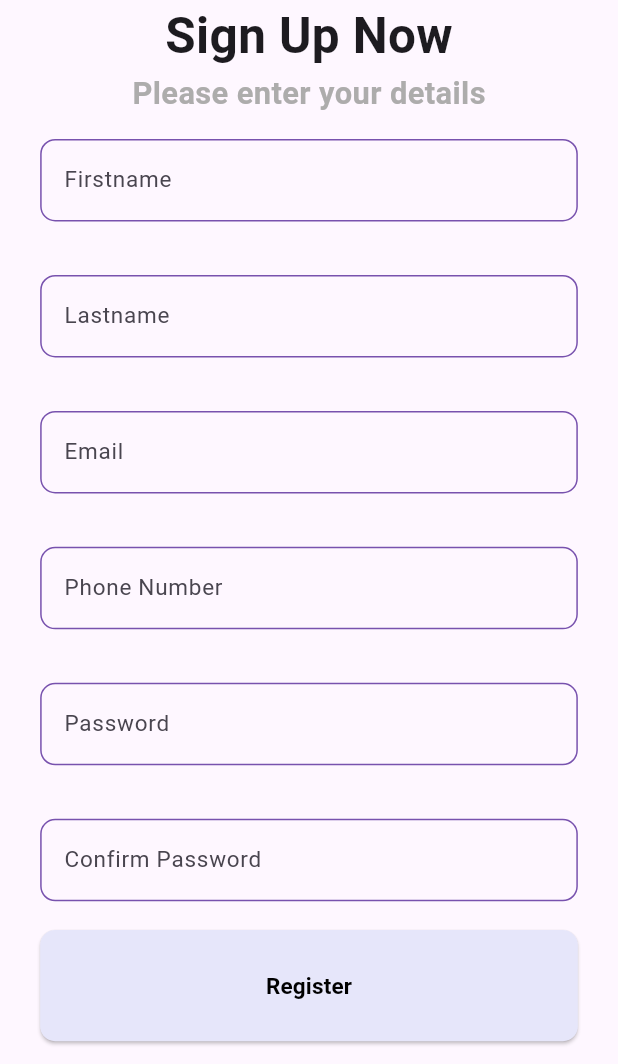
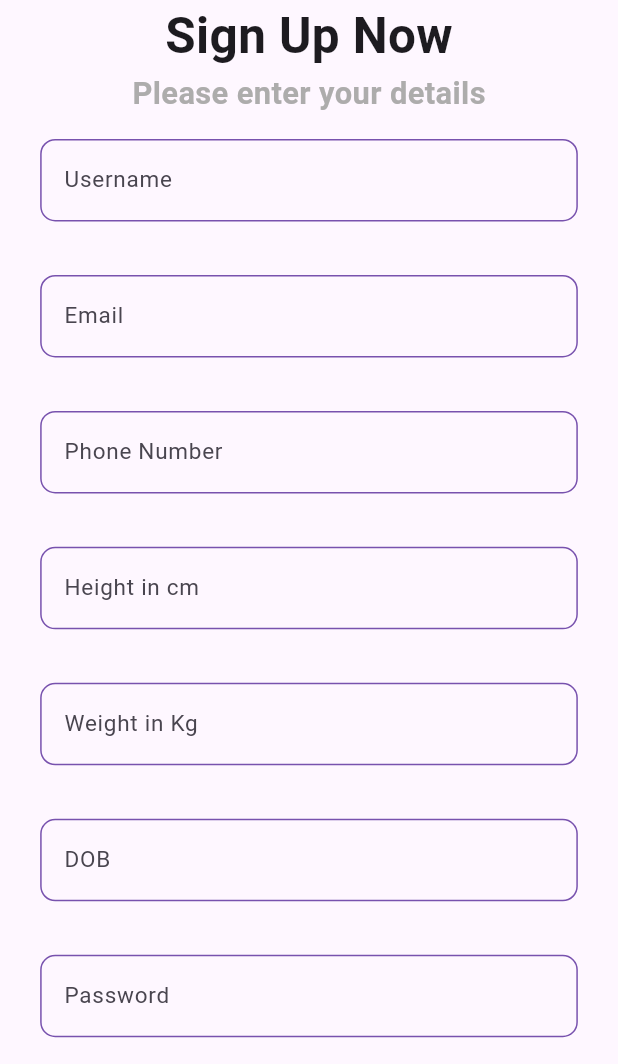
Before and after one commit to MaameMozuma/recipe_tracking_app, a Flutter app: the SignupPage screen opened directly, scrolled down 73 dp, on a phone screen of 412 x 824 dp, the part 172-1236 px from its top. Run offline on Flutter 3.47's test engine with Material 3 defaults, Android fonts, the phone set to English and light mode, and no system bars; our stand-ins replace fl_chart, image_picker, shared_preferences, table_calendar; accounts and stored records are empty.

Commit message:
Connected User details to backend

```diff
--- a/lib/pages/sub_pages/edit_user.dart
+++ b/lib/pages/sub_pages/edit_user.dart
@@ -3,7 +3,7 @@ import 'dart:io';
 import 'package:flutter/material.dart';
 import 'package:image_picker/image_picker.dart';
 
-import '/pages/widgets/custom_btn.dartrt';
+import '/pages/widgets/custom_btn.dart';
 import '/pages/widgets/header.dart';
 import '/pages/widgets/text_field.dart';
 
--- a/lib/pages/sub_pages/sign_up.dart
+++ b/lib/pages/sub_pages/sign_up.dart
@@ -3,7 +3,6 @@ import 'package:team_proj_leanne/pages/sub_pages/login.dart';
 import 'package:team_proj_leanne/pages/widgets/form_buttons.dart';
 import 'package:team_proj_leanne/pages/widgets/form_field.dart';
 import 'package:team_proj_leanne/services/add_user.dart';
-
 
 class SignupPage extends StatefulWidget {
   SignupPage({super.key});
@@ -16,8 +15,10 @@ class SignupPage extends StatefulWidget {
 
 class SignupPageState extends State<SignupPage> {
   final _formKey = GlobalKey<FormState>();
-  final myFnameController = TextEditingController();
-  final myLnameController = TextEditingController();
+  final myUsernameController = TextEditingController();
+  final myHeightController = TextEditingController();
+  final myWeightController = TextEditingController();
+  final myDOBController = TextEditingController();
   final myEmailController = TextEditingController();
   final myPasswordController = TextEditingController();
   final myConfirmPasswordController = TextEditingController();
@@ -26,22 +27,27 @@ class SignupPageState extends State<SignupPage> {
   @override
   void dispose() {
     // Clean up the controller when the widget is disposed.
-    myFnameController.dispose();
-    myLnameController.dispose();
+    myUsernameController.dispose();
     myEmailController.dispose();
     myPasswordController.dispose();
     myConfirmPasswordController.dispose();
     myPhoneNumController.dispose();
+    myDOBController.dispose();
+    myHeightController.dispose();
+    myWeightController.dispose();
     super.dispose();
   }
 
   Future<bool> submitData() async {
     Future<bool> created = addUser(
-        myFnameController.text,
-        myLnameController.text,
+      myUsernameController.text,
+      myEmailController.text,
+      myPasswordController.text,
+      myHeightController.text,
+      myWeightController.text,
+      myDOBController.text,
       myPhoneNumController.text,
-        myEmailController.text,
-        myPasswordController.text);
+    );
     return created;
   }
 
@@ -56,7 +62,6 @@ class SignupPageState extends State<SignupPage> {
             onPressed: () {
               // Navigate back to the previous screen by popping the current route
               Navigator.of(context).pop();
-
             },
           ),
         ),
@@ -102,24 +107,12 @@ class SignupPageState extends State<SignupPage> {
                           Padding(
                               padding: EdgeInsets.all(pageHeight * 0.02),
                               child: SignUpFormField(
-                                      FontColor:
-                                          Color.fromRGBO(173, 172, 172, 1),
+                                  FontColor: Color.fromRGBO(173, 172, 172, 1),
                                   FontSize: 15,
                                   Width: pageWidth * 0.87,
                                   Height: pageHeight * 0.07,
-                                      Placeholder: 'Firstname',
-                                      Controller: myFnameController,
-                                      ObscureDetail: false)),
-                              Padding(
-                                  padding: EdgeInsets.all(pageHeight * 0.02),
-                                  child: SignUpFormField(
-                                      FontColor:
-                                          Color.fromRGBO(173, 172, 172, 1),
-                                      FontSize: 15,
-                                      Width: pageWidth * 0.87,
-                                      Height: pageHeight * 0.07,
-                                      Placeholder: 'Lastname',
-                                      Controller: myLnameController,
+                                  Placeholder: 'Username',
+                                  Controller: myUsernameController,
                                   ObscureDetail: false)),
                           Padding(
                               padding: EdgeInsets.all(pageHeight * 0.02),
@@ -150,6 +143,39 @@ class SignupPageState extends State<SignupPage> {
                                 FontSize: 15,
                                 Width: pageWidth * 0.87,
                                 Height: pageHeight * 0.07,
+                                Placeholder: 'Height in cm',
+                                Controller: myHeightController,
+                                ObscureDetail: false),
+                          ),
+                          Padding(
+                            padding: EdgeInsets.all(pageHeight * 0.02),
+                            child: SignUpFormField(
+                                FontColor: Color.fromRGBO(173, 172, 172, 1),
+                                FontSize: 15,
+                                Width: pageWidth * 0.87,
+                                Height: pageHeight * 0.07,
+                                Placeholder: 'Weight in Kg',
+                                Controller: myWeightController,
+                                ObscureDetail: false),
+                          ),
+                          Padding(
+                            padding: EdgeInsets.all(pageHeight * 0.02),
+                            child: SignUpFormField(
+                                FontColor: Color.fromRGBO(173, 172, 172, 1),
+                                FontSize: 15,
+                                Width: pageWidth * 0.87,
+                                Height: pageHeight * 0.07,
+                                Placeholder: 'DOB',
+                                Controller: myDOBController,
+                                ObscureDetail: false),
+                          ),
+                          Padding(
+                            padding: EdgeInsets.all(pageHeight * 0.02),
+                            child: SignUpFormField(
+                                FontColor: Color.fromRGBO(173, 172, 172, 1),
+                                FontSize: 15,
+                                Width: pageWidth * 0.87,
+                                Height: pageHeight * 0.07,
                                 Placeholder: 'Password',
                                 Controller: myPasswordController,
                                 ObscureDetail: true),
@@ -170,7 +196,9 @@ class SignupPageState extends State<SignupPage> {
                               width: pageWidth * 0.87,
                               content: 'Register',
                               route: LoginPage()),
-                                  const SizedBox(height: 16,)
+                          const SizedBox(
+                            height: 16,
+                          )
                         ]))
               ])
         ]));
--- a/lib/services/add_user.dart
+++ b/lib/services/add_user.dart
@@ -2,22 +2,15 @@ import 'package:http/http.dart' as http;
 
 String baseUrl = 'http://127.0.0.1:5000';
 
-Future<bool> addUser(
-    String firstName,
-    String lastName,
-    String email,
-    String contactNumber,
-    String password,
-    double height,
-    double weight,
-    String DOB) async {
+Future<bool> addUser(String username, String email, String contactNumber,
+    String password, String height, String weight, String DOB) async {
   bool success = false;
   final response = await http.post(Uri.parse(baseUrl + '/signup'), headers: {
     'Accept': '*/*',
     'Content-Type': 'application/json'
   }, body: {
     {
-      "username": '$firstName$lastName',
+      "username": username,
       "email": email,
       "password": password,
       "height": height,
--- a/lib/services/get_user_detail.dart
+++ b/lib/services/get_user_detail.dart
@@ -1,17 +1,20 @@
 import 'dart:convert';
 
 import 'package:http/http.dart' as http;
+import 'package:shared_preferences/shared_preferences.dart';
 
 import '../model/user_profile.dart';
 
 String baseUrl = 'http://127.0.0.1:5000';
 
 Future<UserProfile> fetchProfile(String userId) async {
+  final SharedPreferences prefs = await SharedPreferences.getInstance();
+  final String? token = prefs.getString('auth_token');
   final response =
       await http.get(Uri.parse(baseUrl + '/view_account'), headers: {
     'Accept': '*/*',
     'Content-Type': 'application/json',
-    'Authorization': 'Bearer' + '' + token
+    'Authorization': 'Bearer' + '' + token.toString()
   });
   if (response.statusCode == 200) {
     return UserProfile.fromJson(json.decode(response.body));
--- a/pubspec.yaml
+++ b/pubspec.yaml
@@ -42,6 +42,7 @@ dependencies:
   uuid: ^4.4.0
   foundation: ^0.0.5
   fl_chart: ^0.68.0
+  shared_preferences: ^2.2.3
 
 dev_dependencies:
   flutter_test:
```
Also changed, not shown: lib/pages/sub_pages/login.dart (+7 -8 lines), lib/services/login_user.dart (+7 -3 lines), pubspec.lock, 1 other file. Lines whose indentation alone changed are shown as unchanged.
